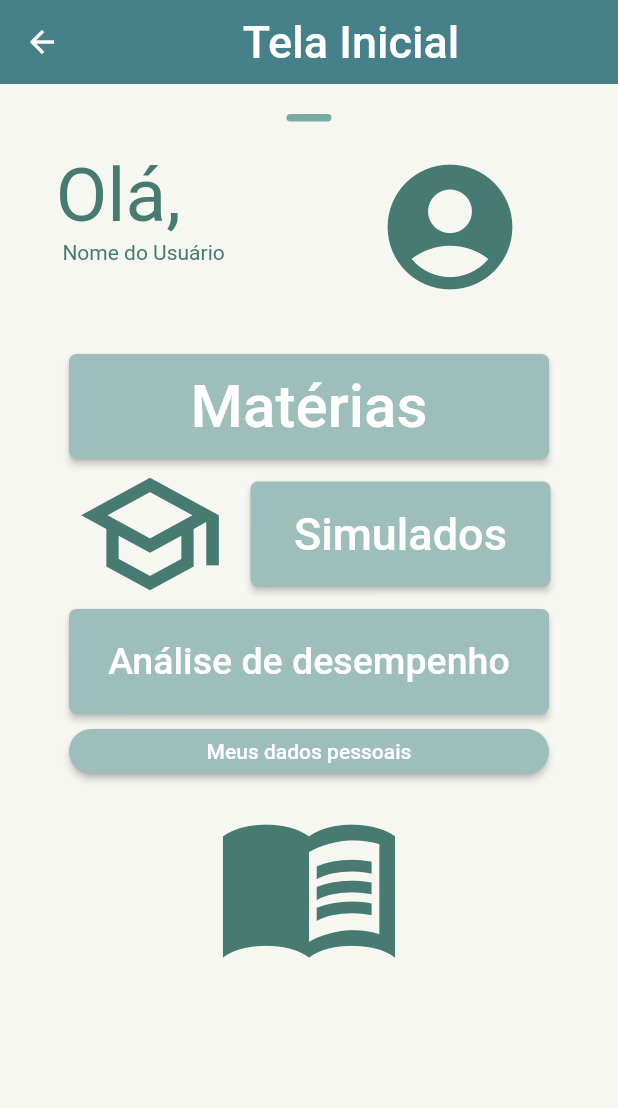
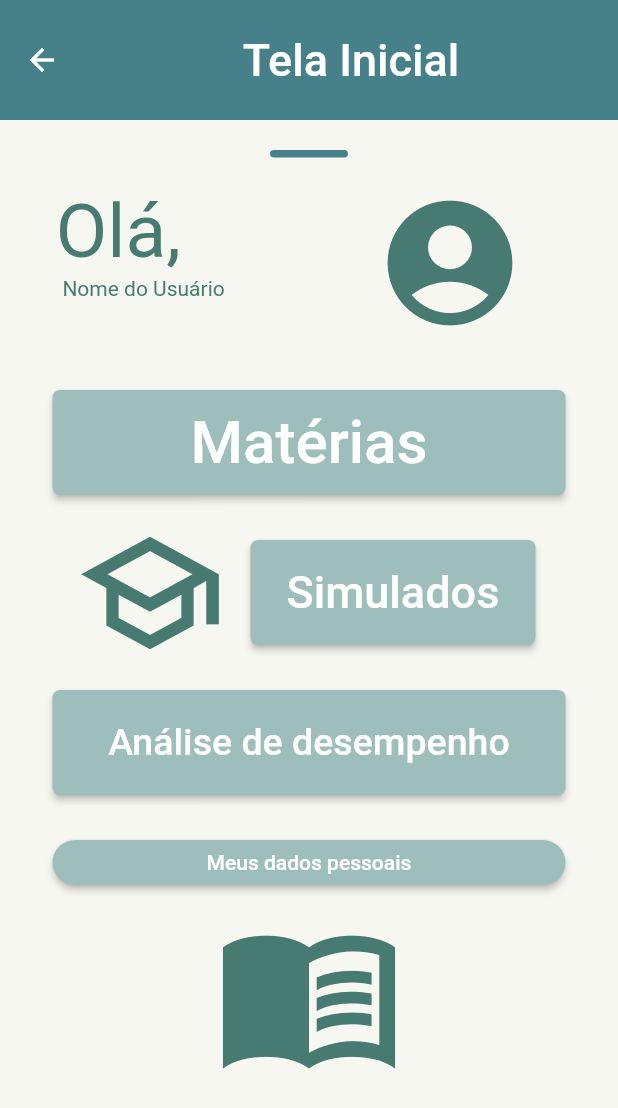
Before and after one commit to ThiagoAlmeida0/PMOB_2022, a Flutter app: the HomeScreen screen opened by its route, on a phone screen of 412 x 824 dp. Shown: the top 1108 px of the screen. Run offline on Flutter 3.47's test engine with Material 2 defaults, Android fonts, the phone set to English and light mode, and no system bars; our stand-ins replace font_awesome_flutter.

Commit message:
refatoração da home

```diff
--- a/lib/ui/screens/home_screen.dart
+++ b/lib/ui/screens/home_screen.dart
@@ -1,5 +1,4 @@
 import 'package:flutter/material.dart';
-import 'package:pmob_22/ui/screens/subjects_screen.dart';
 import 'package:pmob_22/utils/constants.dart';
 
 class HomeScreen extends StatelessWidget {
@@ -12,25 +11,24 @@ class HomeScreen extends StatelessWidget {
         backgroundColor: mainColor,
         appBar: AppBar(
           backgroundColor: mainColor,
-          title: Center(
+          toolbarHeight: 80,
+          title: const Center(
             child: Text("Tela Inicial",
                 style: TextStyle(fontSize: 30, color: textColor)),
           ),
           elevation: 0,
         ),
         body: Container(
-            width: double.infinity,
             color: Color(0xFFf7f7f2),
-            child: Column(
+            child: ListView(
               children: [
                 Padding(
-                  padding: const EdgeInsets.only(top: 20.0),
+                  padding: const EdgeInsets.only(top: 20.0,left: 180, right: 180),
                   child: Container(
                     height: 5,
-                    width: 30,
                     decoration: BoxDecoration(
                       borderRadius: BorderRadius.circular(50),
-                      color: Color(0xff77aca2),
+                      color: mainColor,
                     ),
                   ),
                 ),
@@ -38,12 +36,12 @@ class HomeScreen extends StatelessWidget {
                   padding: const EdgeInsets.only(top: 20.0),
                   child: Row(
                     children: [
-                      Container(
+                       SizedBox(
                         width: 250,
                         height: 100,
                         child: Column(
                           crossAxisAlignment: CrossAxisAlignment.start,
-                          children: [
+                          children: const [
                             Text(
                               "   Olá,",
                               style: TextStyle(
@@ -56,7 +54,7 @@ class HomeScreen extends StatelessWidget {
                           ],
                         ),
                       ),
-                      Icon(
+                      const Icon(
                         Icons.account_circle,
                         size: 100,
                         color: homeIconColor,
@@ -65,20 +63,20 @@ class HomeScreen extends StatelessWidget {
                   ),
                 ),
                 Padding(
-                  padding: const EdgeInsets.only(top: 35.0),
+                  padding: const EdgeInsets.only(top: 35.0, left: 35.0, right: 35.0, bottom: 15.0),
                   child: SizedBox(
                     height: 70,
                     width: 320,
                     child: ElevatedButton(
                       style: ElevatedButton.styleFrom(
-                          primary: ButtonColor,
+                          backgroundColor: ButtonColor,
                           shape: RoundedRectangleBorder(
                             borderRadius: BorderRadius.circular(5),
                           )),
                       onPressed: () {
                         Navigator.of(context).pushNamed("/subScreen");
                       },
-                      child: Text(
+                      child: const Text(
                         "Matérias",
                         style: TextStyle(fontSize: 40),
                       ),
@@ -88,8 +86,8 @@ class HomeScreen extends StatelessWidget {
                 Row(
                   crossAxisAlignment: CrossAxisAlignment.center,
                   children: [
-                    Padding(
-                      padding: const EdgeInsets.only(
+                    const Padding(
+                      padding: EdgeInsets.only(
                         left: 50,
                         right: 17,
                       ),
@@ -101,15 +99,15 @@ class HomeScreen extends StatelessWidget {
                     ),
                     SizedBox(
                       height: 70,
-                      width: 200,
+                      width: 190,
                       child: ElevatedButton(
                         style: ElevatedButton.styleFrom(
-                            primary: ButtonColor2,
+                            backgroundColor: ButtonColor2,
                             shape: RoundedRectangleBorder(
                               borderRadius: BorderRadius.circular(5),
                             )),
                         onPressed: () {},
-                        child: Text(
+                        child: const Text(
                           "Simulados",
                           style: TextStyle(fontSize: 30),
                         ),
@@ -117,44 +115,48 @@ class HomeScreen extends StatelessWidget {
                     ),
                   ],
                 ),
-                SizedBox(
+                Padding(
+                  padding: const EdgeInsets.only(left: 35, right: 35, top: 15, bottom: 15),
+                  child: SizedBox(
                     height: 70,
                     width: 320,
                     child: ElevatedButton(
                       style: ElevatedButton.styleFrom(
-                        primary: ButtonColor,
+                          backgroundColor: ButtonColor,
                           shape: RoundedRectangleBorder(
                             borderRadius: BorderRadius.circular(5),
                           )),
                       onPressed: () {},
-                    child: Text(
+                      child: const Text(
                         "Análise de desempenho",
                         style: TextStyle(fontSize: 25),
                       ),
                     ),
                   ),
+                ),
                 Padding(
-                  padding: const EdgeInsets.only(top: 10, bottom: 10),
+                  padding: const EdgeInsets.only(top: 15, bottom: 10, left: 35, right: 35),
                   child: SizedBox(
                     height: 30,
                     width: 320,
                     child: ElevatedButton(
                       style: ElevatedButton.styleFrom(
-                          primary: ButtonColor2,
+                          backgroundColor: ButtonColor2,
                           shape: RoundedRectangleBorder(
                             borderRadius: BorderRadius.circular(50),
                           )),
                       onPressed: () {},
-                      child: Text("Meus dados pessoais"),
+                      child: const Text("Meus dados pessoais"),
                     ),
                   ),
                 ),
-                Icon(
+                const Icon(
                   Icons.menu_book_sharp,
                   size: 125,
                   color: homeIconColor,
                 )
               ],
-            )));
+            ))
+        );
   }
 }
```
Lines whose indentation alone changed are shown as unchanged.
